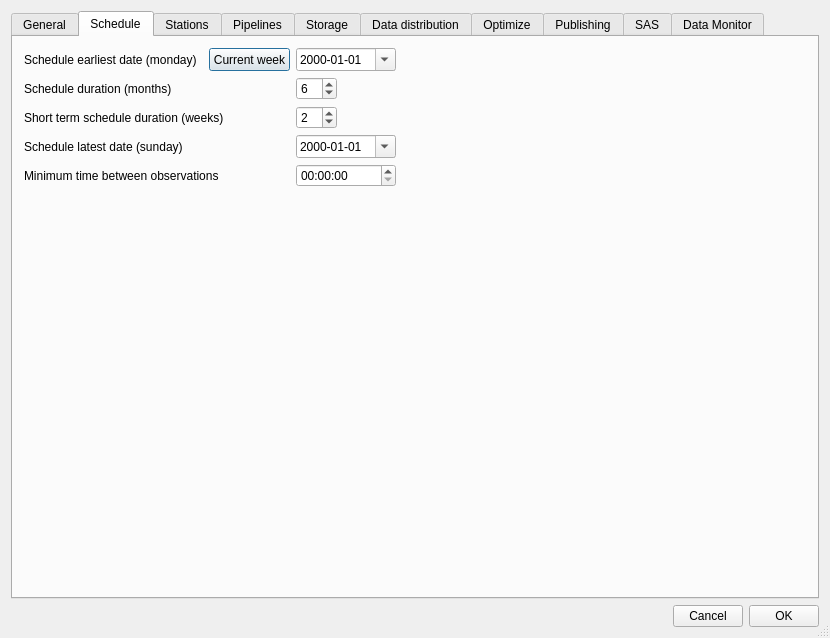
This is SAS/Scheduler/src/schedulesettingsdialog.ui in jjdmol/LOFAR as Qt 5 draws it before an edit. The edited form follows.
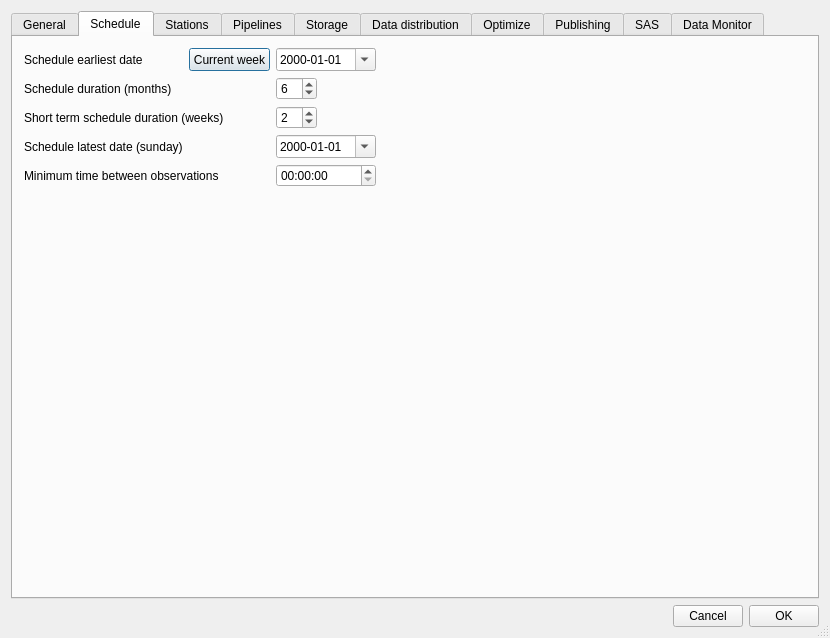
This is the edited form.

```diff
--- a/SAS/Scheduler/src/schedulesettingsdialog.ui
+++ b/SAS/Scheduler/src/schedulesettingsdialog.ui
@@ -116,7 +116,7 @@
        <item row="0" column="0">
         <widget class="QLabel" name="label">
          <property name="text">
-          <string>Schedule earliest date (monday)</string>
+          <string>Schedule earliest date</string><!--Used to be Mondays only [AS]-->
          </property>
         </widget>
        </item>
```
